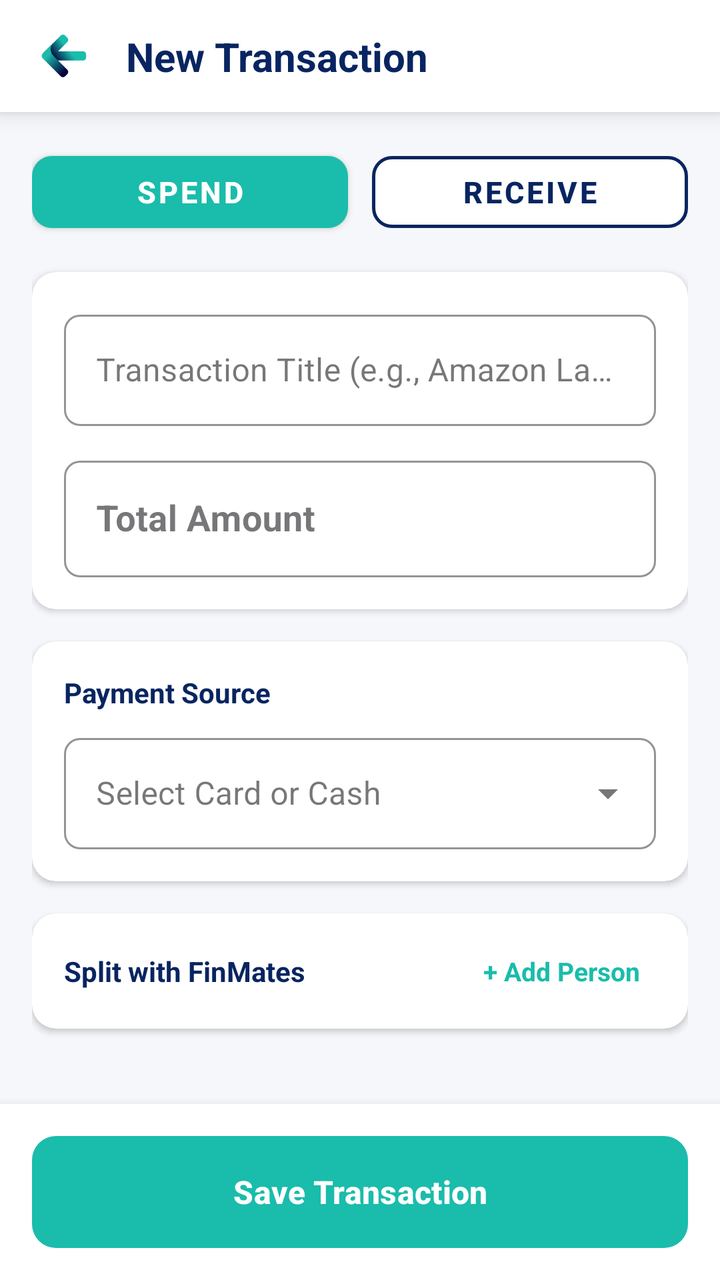
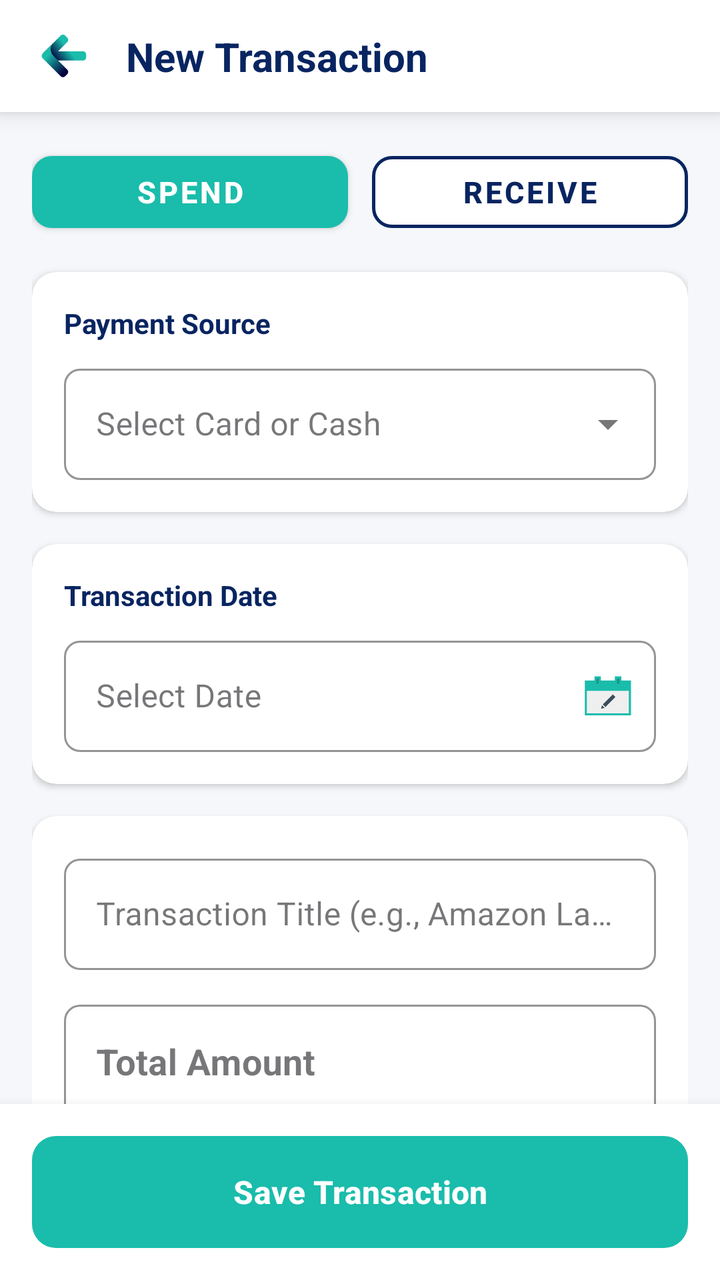

Before-and-after screenshots of an Android layout around one commit, followed by the original layout XML and the change that was made.
<!-- AndroidManifest.xml: application theme Theme.FinTrack -->
<!-- res/layout/activity_add_transaction.xml -->
<?xml version="1.0" encoding="utf-8"?>
<androidx.constraintlayout.widget.ConstraintLayout
    xmlns:android="http://schemas.android.com/apk/res/android"
    xmlns:app="http://schemas.android.com/apk/res-auto"
    xmlns:tools="http://schemas.android.com/tools"
    android:id="@+id/mainAddTransaction"
    android:layout_width="match_parent"
    android:layout_height="match_parent"
    android:background="#F5F7FA"
    tools:context=".AddTransactionActivity"
    tools:ignore="HardcodedText, ContentDescription">

    
    <androidx.constraintlayout.widget.ConstraintLayout
        android:id="@+id/topAppBarContainer"
        android:layout_width="match_parent"
        android:layout_height="wrap_content"
        android:background="#FFFFFF"
        android:elevation="6dp"
        android:paddingHorizontal="16dp"
        android:paddingTop="12dp"
        android:paddingBottom="12dp"
        app:layout_constraintEnd_toEndOf="parent"
        app:layout_constraintStart_toStartOf="parent"
        app:layout_constraintTop_toTopOf="parent">

        <ImageView
            android:id="@+id/ivBack"
            android:layout_width="32dp"
            android:layout_height="32dp"
            android:background="?attr/selectableItemBackgroundBorderless"
            android:padding="4dp"
            android:src="@drawable/back"
            app:layout_constraintBottom_toBottomOf="parent"
            app:layout_constraintStart_toStartOf="parent"
            app:layout_constraintTop_toTopOf="parent" />

        <TextView
            android:id="@+id/tvTransactionTitle"
            android:layout_width="wrap_content"
            android:layout_height="wrap_content"
            android:layout_marginStart="15dp"
            android:text="New Transaction"
            android:textColor="#082561"
            android:textSize="20sp"
            android:textStyle="bold"
            app:layout_constraintBottom_toBottomOf="parent"
            app:layout_constraintStart_toEndOf="@id/ivBack"
            app:layout_constraintTop_toTopOf="parent" />
    </androidx.constraintlayout.widget.ConstraintLayout>

    
    <androidx.core.widget.NestedScrollView
        android:layout_width="match_parent"
        android:layout_height="0dp"
        android:fillViewport="true"
        app:layout_constraintBottom_toTopOf="@+id/bottomSaveContainer"
        app:layout_constraintTop_toBottomOf="@+id/topAppBarContainer">

        <LinearLayout
            android:layout_width="match_parent"
            android:layout_height="wrap_content"
            android:orientation="vertical"
            android:padding="16dp">

            
            <LinearLayout
                android:layout_width="match_parent"
                android:layout_height="wrap_content"
                android:orientation="horizontal"
                android:weightSum="2"
                android:layout_marginBottom="16dp">

                <com.google.android.material.button.MaterialButton
                    android:id="@+id/btnTypeSpend"
                    style="@style/Widget.MaterialComponents.Button"
                    android:layout_width="0dp"
                    android:layout_height="48dp"
                    android:layout_weight="1"
                    android:layout_marginEnd="6dp"
                    android:text="Spend"
                    android:textColor="#FFFFFF"
                    android:textSize="15sp"
                    android:textStyle="bold"
                    app:backgroundTint="#1abcab"
                    app:cornerRadius="10dp"
                    app:elevation="0dp" />

                <com.google.android.material.button.MaterialButton
                    android:id="@+id/btnTypeReceive"
                    style="@style/Widget.MaterialComponents.Button.OutlinedButton"
                    android:layout_width="0dp"
                    android:layout_height="48dp"
                    android:layout_weight="1"
                    android:layout_marginStart="6dp"
                    android:text="Receive"
                    android:textColor="#082561"
                    android:textSize="15sp"
                    android:textStyle="bold"
                    app:backgroundTint="#FFFFFF"
                    app:strokeColor="#082561"
                    app:strokeWidth="1.5dp"
                    app:cornerRadius="10dp"
                    app:elevation="0dp" />

            </LinearLayout>

            
            <com.google.android.material.card.MaterialCardView
                android:layout_width="match_parent"
                android:layout_height="wrap_content"
                android:layout_marginBottom="16dp"
                app:cardBackgroundColor="#FFFFFF"
                app:cardCornerRadius="12dp"
                app:cardElevation="2dp"
                app:strokeWidth="0dp">

                <LinearLayout
                    android:layout_width="match_parent"
                    android:layout_height="wrap_content"
                    android:orientation="vertical"
                    android:padding="16dp">

                    <com.google.android.material.textfield.TextInputLayout
                        style="@style/Widget.MaterialComponents.TextInputLayout.OutlinedBox"
                        android:layout_width="match_parent"
                        android:layout_height="wrap_content"
                        android:layout_marginBottom="12dp"
                        android:hint="Transaction Title (e.g., Amazon Laptop)"
                        app:boxCornerRadiusBottomEnd="8dp"
                        app:boxCornerRadiusBottomStart="8dp"
                        app:boxCornerRadiusTopEnd="8dp"
                        app:boxCornerRadiusTopStart="8dp"
                        app:boxStrokeColor="#1abcab"
                        app:hintTextColor="#1abcab">

                        <com.google.android.material.textfield.TextInputEditText
                            android:id="@+id/etTransactionTitle"
                            android:layout_width="match_parent"
                            android:layout_height="wrap_content"
                            android:inputType="textCapWords"
                            android:textColor="#101828" />
                    </com.google.android.material.textfield.TextInputLayout>

                    <com.google.android.material.textfield.TextInputLayout
                        style="@style/Widget.MaterialComponents.TextInputLayout.OutlinedBox"
                        android:layout_width="match_parent"
                        android:layout_height="wrap_content"
                        android:hint="Total Amount"
                        app:prefixText="₹ "
                        app:prefixTextColor="#667085"
                        app:boxCornerRadiusBottomEnd="8dp"
                        app:boxCornerRadiusBottomStart="8dp"
                        app:boxCornerRadiusTopEnd="8dp"
                        app:boxCornerRadiusTopStart="8dp"
                        app:boxStrokeColor="#1abcab"
                        app:hintTextColor="#1abcab">

                        <com.google.android.material.textfield.TextInputEditText
                            android:id="@+id/etTotalAmount"
                            android:layout_width="match_parent"
                            android:layout_height="wrap_content"
                            android:inputType="numberDecimal"
                            android:textColor="#101828"
                            android:textSize="18sp"
                            android:textStyle="bold" />
                    </com.google.android.material.textfield.TextInputLayout>

                </LinearLayout>
            </com.google.android.material.card.MaterialCardView>

            
            <com.google.android.material.card.MaterialCardView
                android:id="@+id/cardPaymentSource"
                android:layout_width="match_parent"
                android:layout_height="wrap_content"
                android:layout_marginBottom="16dp"
                app:cardBackgroundColor="#FFFFFF"
                app:cardCornerRadius="12dp"
                app:cardElevation="2dp"
                app:strokeWidth="0dp">

                <LinearLayout
                    android:layout_width="match_parent"
                    android:layout_height="wrap_content"
                    android:orientation="vertical"
                    android:padding="16dp">

                    <TextView
                        android:layout_width="wrap_content"
                        android:layout_height="wrap_content"
                        android:layout_marginBottom="8dp"
                        android:text="Payment Source"
                        android:textColor="#082561"
                        android:textSize="14sp"
                        android:textStyle="bold" />

                    <com.google.android.material.textfield.TextInputLayout
                        style="@style/Widget.MaterialComponents.TextInputLayout.OutlinedBox.ExposedDropdownMenu"
                        android:layout_width="match_parent"
                        android:layout_height="wrap_content"
                        android:hint="Select Card or Cash"
                        app:boxCornerRadiusBottomEnd="8dp"
                        app:boxCornerRadiusBottomStart="8dp"
                        app:boxCornerRadiusTopEnd="8dp"
                        app:boxCornerRadiusTopStart="8dp"
                        app:boxStrokeColor="#1abcab"
                        app:hintTextColor="#1abcab">

                        <com.google.android.material.textfield.MaterialAutoCompleteTextView
                            android:id="@+id/spinPaymentSource"
                            android:layout_width="match_parent"
                            android:layout_height="wrap_content"
                            android:inputType="none"
                            android:popupBackground="@drawable/bg_rounded_popup"
                            android:textColor="#101828" />
                    </com.google.android.material.textfield.TextInputLayout>

                </LinearLayout>
            </com.google.android.material.card.MaterialCardView>

            
            <com.google.android.material.card.MaterialCardView
                android:id="@+id/cardSplitEngine"
                android:layout_width="match_parent"
                android:layout_height="wrap_content"
                android:layout_marginBottom="24dp"
                app:cardBackgroundColor="#FFFFFF"
                app:cardCornerRadius="12dp"
                app:cardElevation="2dp"
                app:strokeWidth="0dp">

                <LinearLayout
                    android:layout_width="match_parent"
                    android:layout_height="wrap_content"
                    android:orientation="vertical"
                    android:paddingHorizontal="16dp"
                    android:paddingTop="16dp"
                    android:paddingBottom="10dp">

                    <RelativeLayout
                        android:layout_width="match_parent"
                        android:layout_height="wrap_content"
                        android:layout_marginBottom="6dp">

                        <TextView
                            android:layout_width="wrap_content"
                            android:layout_height="wrap_content"
                            android:layout_centerVertical="true"
                            android:text="Split with FinMates"
                            android:textColor="#082561"
                            android:textSize="14sp"
                            android:textStyle="bold" />

                        <TextView
                            android:id="@+id/btnAddSplitFinMate"
                            android:layout_width="wrap_content"
                            android:layout_height="wrap_content"
                            android:layout_alignParentEnd="true"
                            android:layout_centerVertical="true"
                            android:background="?attr/selectableItemBackground"
                            android:clickable="true"
                            android:focusable="true"
                            android:paddingHorizontal="8dp"
                            android:paddingVertical="4dp"
                            android:text="+ Add Person"
                            android:textColor="#1abcab"
                            android:textSize="13sp"
                            android:textStyle="bold" />
                    </RelativeLayout>

                    
                    <LinearLayout
                        android:id="@+id/layoutSplitEngineContainer"
                        android:layout_width="match_parent"
                        android:layout_height="wrap_content"
                        android:orientation="vertical" />

                </LinearLayout>
            </com.google.android.material.card.MaterialCardView>

        </LinearLayout>
    </androidx.core.widget.NestedScrollView>

    
    <LinearLayout
        android:id="@+id/bottomSaveContainer"
        android:layout_width="match_parent"
        android:layout_height="wrap_content"
        android:background="#FFFFFF"
        android:elevation="8dp"
        android:padding="16dp"
        app:layout_constraintBottom_toBottomOf="parent">

        <com.google.android.material.button.MaterialButton
            android:id="@+id/btnSaveTransaction"
            android:layout_width="match_parent"
            android:layout_height="56dp"
            android:insetTop="0dp"
            android:insetBottom="0dp"
            android:text="Save Transaction"
            android:textColor="#FFFFFF"
            android:textSize="16sp"
            android:textStyle="bold"
            app:backgroundTint="#1abcab"
            app:cornerRadius="12dp" />
    </LinearLayout>

</androidx.constraintlayout.widget.ConstraintLayout>
<!-- resources referenced by this layout -->
<resources>
  <!-- drawable bg_rounded_popup (drawable) -->
  <?xml version="1.0" encoding="utf-8"?>
  <shape xmlns:android="http://schemas.android.com/apk/res/android"
      android:shape="rectangle">
  
      
      <solid android:color="#FFFFFF" />
  
      
      <corners android:radius="10dp" />
  
      
      <padding
          android:top="8dp"
          android:bottom="8dp" />
  
  </shape>
  <style name="Theme.FinTrack" parent="Base.Theme.FinTrack" />
  <style name="Base.Theme.FinTrack" parent="Theme.Material3.Light.NoActionBar">
          
          <item name="colorPrimary">#082561</item>
          <item name="colorSecondary">#1ABCAB</item>
  
          
          <item name="android:windowLightStatusBar">true</item>
          <item name="android:statusBarColor">#FFFFFF</item>
      </style>
  <!-- unchanged entries left out for length: 1 -->
</resources>

<!-- the commit's change to res/layout/activity_add_transaction.xml (unified diff, before → after) -->
@@ -51,6 +51,7 @@
 
     
     <androidx.core.widget.NestedScrollView
+        android:id="@+id/mainScrollView"
         android:layout_width="match_parent"
         android:layout_height="0dp"
         android:fillViewport="true"
@@ -107,6 +108,163 @@
 
             
             <com.google.android.material.card.MaterialCardView
+                android:id="@+id/cardPaymentSource"
+                android:layout_width="match_parent"
+                android:layout_height="wrap_content"
+                android:layout_marginBottom="16dp"
+                app:cardBackgroundColor="#FFFFFF"
+                app:cardCornerRadius="12dp"
+                app:cardElevation="2dp"
+                app:strokeWidth="0dp">
+
+                <LinearLayout
+                    android:layout_width="match_parent"
+                    android:layout_height="wrap_content"
+                    android:orientation="vertical"
+                    android:padding="16dp">
+
+                    <TextView
+                        android:id="@+id/tvPaymentSourceTitle"
+                        android:layout_width="wrap_content"
+                        android:layout_height="wrap_content"
+                        android:layout_marginBottom="8dp"
+                        android:text="Payment Source"
+                        android:textColor="#082561"
+                        android:textSize="14sp"
+                        android:textStyle="bold" />
+
+                    <com.google.android.material.textfield.TextInputLayout
+                        style="@style/Widget.MaterialComponents.TextInputLayout.OutlinedBox.ExposedDropdownMenu"
+                        android:layout_width="match_parent"
+                        android:layout_height="wrap_content"
+                        android:hint="Select Card or Cash"
+                        app:boxCornerRadiusBottomEnd="8dp"
+                        app:boxCornerRadiusBottomStart="8dp"
+                        app:boxCornerRadiusTopEnd="8dp"
+                        app:boxCornerRadiusTopStart="8dp"
+                        app:boxStrokeColor="#1abcab"
+                        app:hintTextColor="#1abcab">
+
+                        <com.google.android.material.textfield.MaterialAutoCompleteTextView
+                            android:id="@+id/spinPaymentSource"
+                            android:layout_width="match_parent"
+                            android:layout_height="wrap_content"
+                            android:inputType="none"
+                            android:popupBackground="@drawable/bg_rounded_popup"
+                            android:textColor="#101828" />
+                    </com.google.android.material.textfield.TextInputLayout>
+
+                </LinearLayout>
+            </com.google.android.material.card.MaterialCardView>
+
+            
+            <com.google.android.material.card.MaterialCardView
+                android:id="@+id/cardReceivePerson"
+                android:layout_width="match_parent"
+                android:layout_height="wrap_content"
+                android:layout_marginBottom="16dp"
+                android:visibility="gone"
+                app:cardBackgroundColor="#FFFFFF"
+                app:cardCornerRadius="12dp"
+                app:cardElevation="2dp"
+                app:strokeWidth="0dp">
+
+                <LinearLayout
+                    android:layout_width="match_parent"
+                    android:layout_height="wrap_content"
+                    android:orientation="vertical"
+                    android:padding="16dp">
+
+                    <TextView
+                        android:layout_width="wrap_content"
+                        android:layout_height="wrap_content"
+                        android:layout_marginBottom="8dp"
+                        android:text="Select Person Settling Up"
+                        android:textColor="#082561"
+                        android:textSize="14sp"
+                        android:textStyle="bold" />
+
+                    <com.google.android.material.textfield.TextInputLayout
+                        style="@style/Widget.MaterialComponents.TextInputLayout.OutlinedBox.ExposedDropdownMenu"
+                        android:layout_width="match_parent"
+                        android:layout_height="wrap_content"
+                        android:hint="Choose FinMate"
+                        app:boxCornerRadiusBottomEnd="8dp"
+                        app:boxCornerRadiusBottomStart="8dp"
+                        app:boxCornerRadiusTopEnd="8dp"
+                        app:boxCornerRadiusTopStart="8dp"
+                        app:boxStrokeColor="#1abcab"
+                        app:hintTextColor="#1abcab">
+
+                        <com.google.android.material.textfield.MaterialAutoCompleteTextView
+                            android:id="@+id/spinReceivePerson"
+                            android:layout_width="match_parent"
+                            android:layout_height="wrap_content"
+                            android:inputType="none"
+                            android:popupBackground="@drawable/bg_rounded_popup"
+                            android:textColor="#101828" />
+                    </com.google.android.material.textfield.TextInputLayout>
+
+                </LinearLayout>
+            </com.google.android.material.card.MaterialCardView>
+
+            
+            <com.google.android.material.card.MaterialCardView
+                android:layout_width="match_parent"
+                android:layout_height="wrap_content"
+                android:layout_marginBottom="16dp"
+                app:cardBackgroundColor="#FFFFFF"
+                app:cardCornerRadius="12dp"
+                app:cardElevation="2dp"
+                app:strokeWidth="0dp">
+
+                <LinearLayout
+                    android:layout_width="match_parent"
+                    android:layout_height="wrap_content"
+                    android:orientation="vertical"
+                    android:padding="16dp">
+
+                    <TextView
+                        android:layout_width="wrap_content"
+                        android:layout_height="wrap_content"
+                        android:layout_marginBottom="8dp"
+                        android:text="Transaction Date"
+                        android:textColor="#082561"
+                        android:textSize="14sp"
+                        android:textStyle="bold" />
+
+                    <com.google.android.material.textfield.TextInputLayout
+                        style="@style/Widget.MaterialComponents.TextInputLayout.OutlinedBox"
+                        android:layout_width="match_parent"
+                        android:layout_height="wrap_content"
+                        app:boxCornerRadiusBottomEnd="8dp"
+                        app:boxCornerRadiusBottomStart="8dp"
+                        app:boxCornerRadiusTopEnd="8dp"
+                        app:boxCornerRadiusTopStart="8dp"
+                        app:boxStrokeColor="#1abcab"
+                        app:hintTextColor="#1abcab"
+                        app:endIconMode="custom"
+                        app:endIconDrawable="@drawable/calendar"
+                        app:endIconTint="@null">
+
+                        <com.google.android.material.textfield.TextInputEditText
+                            android:id="@+id/etTransactionDate"
+                            android:layout_width="match_parent"
+                            android:layout_height="wrap_content"
+                            android:focusable="true"
+                            android:focusableInTouchMode="false"
+                            android:clickable="true"
+                            android:cursorVisible="false"
+                            android:hint="Select Date"
+                            android:textColor="#101828"
+                            android:textSize="16sp" />
+                    </com.google.android.material.textfield.TextInputLayout>
+
+                </LinearLayout>
+            </com.google.android.material.card.MaterialCardView>
+
+            
+            <com.google.android.material.card.MaterialCardView
                 android:layout_width="match_parent"
                 android:layout_height="wrap_content"
                 android:layout_marginBottom="16dp"
@@ -164,56 +322,6 @@
                             android:textColor="#101828"
                             android:textSize="18sp"
                             android:textStyle="bold" />
-                    </com.google.android.material.textfield.TextInputLayout>
-
-                </LinearLayout>
-            </com.google.android.material.card.MaterialCardView>
-
-            
-            <com.google.android.material.card.MaterialCardView
-                android:id="@+id/cardPaymentSource"
-                android:layout_width="match_parent"
-                android:layout_height="wrap_content"
-                android:layout_marginBottom="16dp"
-                app:cardBackgroundColor="#FFFFFF"
-                app:cardCornerRadius="12dp"
-                app:cardElevation="2dp"
-                app:strokeWidth="0dp">
-
-                <LinearLayout
-                    android:layout_width="match_parent"
-                    android:layout_height="wrap_content"
-                    android:orientation="vertical"
-                    android:padding="16dp">
-
-                    <TextView
-                        android:layout_width="wrap_content"
-                        android:layout_height="wrap_content"
-                        android:layout_marginBottom="8dp"
-                        android:text="Payment Source"
-                        android:textColor="#082561"
-                        android:textSize="14sp"
-                        android:textStyle="bold" />
-
-                    <com.google.android.material.textfield.TextInputLayout
-                        style="@style/Widget.MaterialComponents.TextInputLayout.OutlinedBox.ExposedDropdownMenu"
-                        android:layout_width="match_parent"
-                        android:layout_height="wrap_content"
-                        android:hint="Select Card or Cash"
-                        app:boxCornerRadiusBottomEnd="8dp"
-                        app:boxCornerRadiusBottomStart="8dp"
-                        app:boxCornerRadiusTopEnd="8dp"
-                        app:boxCornerRadiusTopStart="8dp"
-                        app:boxStrokeColor="#1abcab"
-                        app:hintTextColor="#1abcab">
-
-                        <com.google.android.material.textfield.MaterialAutoCompleteTextView
-                            android:id="@+id/spinPaymentSource"
-                            android:layout_width="match_parent"
-                            android:layout_height="wrap_content"
-                            android:inputType="none"
-                            android:popupBackground="@drawable/bg_rounded_popup"
-                            android:textColor="#101828" />
                     </com.google.android.material.textfield.TextInputLayout>
 
                 </LinearLayout>
@@ -269,13 +377,114 @@
                             android:textStyle="bold" />
                     </RelativeLayout>
 
+                    <LinearLayout
+                        android:id="@+id/layoutSplitEngineContainer"
+                        android:layout_width="match_parent"
+                        android:layout_height="wrap_content"
+                        android:orientation="vertical" />
+
+                </LinearLayout>
+            </com.google.android.material.card.MaterialCardView>
+
+            
+            <com.google.android.material.card.MaterialCardView
+                android:id="@+id/cardReceiveUnpaidList"
+                android:layout_width="match_parent"
+                android:layout_height="wrap_content"
+                android:layout_marginBottom="16dp"
+                android:visibility="gone"
+                app:cardBackgroundColor="#FFFFFF"
+                app:cardCornerRadius="12dp"
+                app:cardElevation="2dp"
+                app:strokeWidth="0dp">
+
+                <LinearLayout
+                    android:layout_width="match_parent"
+                    android:layout_height="wrap_content"
+                    android:orientation="vertical"
+                    android:padding="16dp">
+
+                    <TextView
+                        android:layout_width="wrap_content"
+                        android:layout_height="wrap_content"
+                        android:layout_marginBottom="12dp"
+                        android:text="Select Dues Being Paid"
+                        android:textColor="#082561"
+                        android:textSize="14sp"
+                        android:textStyle="bold" />
+
+                    <TextView
+                        android:id="@+id/tvNoUnpaidTx"
+                        android:layout_width="match_parent"
+                        android:layout_height="wrap_content"
+                        android:gravity="center"
+                        android:paddingVertical="12dp"
+                        android:text="No unpaid dues found for this person."
+                        android:textColor="#949494"
+                        android:textSize="14sp"
+                        android:visibility="gone" />
+
                     
                     <LinearLayout
-                        android:id="@+id/layoutSplitEngineContainer"
+                        android:id="@+id/layoutUnpaidTransactionsContainer"
                         android:layout_width="match_parent"
                         android:layout_height="wrap_content"
                         android:orientation="vertical" />
 
+                </LinearLayout>
+            </com.google.android.material.card.MaterialCardView>
+
+            
+            <com.google.android.material.card.MaterialCardView
+                android:id="@+id/cardReceiveAdvance"
+                android:layout_width="match_parent"
+                android:layout_height="wrap_content"
+                android:layout_marginBottom="24dp"
+                android:visibility="gone"
+                app:cardBackgroundColor="#E8F5E9"
+                app:cardCornerRadius="12dp"
+                app:cardElevation="0dp"
+                app:strokeWidth="1dp"
+                app:strokeColor="#388E3C">
+
+                <LinearLayout
+                    android:layout_width="match_parent"
+                    android:layout_height="wrap_content"
+                    android:orientation="horizontal"
+                    android:padding="16dp"
+                    android:gravity="center_vertical">
+
+                    <ImageView
+                        android:id="@+id/ivAdvanceIcon"
+                        android:layout_width="24dp"
+                        android:layout_height="24dp"
+                        android:src="@drawable/rupee"
+                        app:tint="#388E3C"
+                        tools:ignore="ContentDescription" />
+
+                    <LinearLayout
+                        android:layout_width="match_parent"
+                        android:layout_height="wrap_content"
+                        android:orientation="vertical"
+                        android:layout_marginStart="12dp">
+
+                        <TextView
+                            android:id="@+id/tvAdvanceTitle"
+                            android:layout_width="wrap_content"
+                            android:layout_height="wrap_content"
+                            android:text="Advance / Credit"
+                            android:textColor="#388E3C"
+                            android:textSize="14sp"
+                            android:textStyle="bold" />
+
+                        <TextView
+                            android:id="@+id/tvAdvanceAmount"
+                            android:layout_width="wrap_content"
+                            android:layout_height="wrap_content"
+                            android:text="₹0.00 will be added as advance"
+                            android:textColor="#2E7D32"
+                            android:textSize="13sp" />
+                    </LinearLayout>
                 </LinearLayout>
             </com.google.android.material.card.MaterialCardView>
 
<!-- resource entries referenced after the edit -->
@@ -17,6 +17,38 @@
           android:bottom="8dp" />
   
   </shape>
+  <!-- drawable calendar: vector/xml drawable (drawable, 2219 chars, omitted) -->
+  <!-- drawable rupee (drawable) -->
+  <vector xmlns:android="http://schemas.android.com/apk/res/android"
+      android:width="24dp"
+      android:height="24dp"
+      android:viewportWidth="256"
+      android:viewportHeight="256">
+    <path
+        android:pathData="M59.92,9.16l135.16,0l0,31.56l-135.16,0z"
+        android:strokeLineJoin="miter"
+        android:strokeWidth="2.63"
+        android:fillColor="#082561"
+        android:fillType="nonZero"
+        android:strokeColor="#00000000"
+        android:strokeLineCap="butt"/>
+    <path
+        android:pathData="M59.92,62.4l135.16,0l0,31.56l-135.16,0z"
+        android:strokeLineJoin="miter"
+        android:strokeWidth="2.63"
+        android:fillColor="#082561"
+        android:fillType="nonZero"
+        android:strokeColor="#00000000"
+        android:strokeLineCap="butt"/>
+    <path
+        android:pathData="M177.06,78.18C177.06,40.12 146.1,9.16 108.05,9.16L59.93,9.16l0,31.56l48.11,0c20.65,0 37.45,16.8 37.45,37.45s-16.8,37.45 -37.45,37.45L59.93,115.63l0,40.01L135.19,245.86l23.95,-20.55L94.27,147.19l13.78,0C146.1,147.19 177.06,116.23 177.06,78.18z"
+        android:strokeLineJoin="miter"
+        android:strokeWidth="2.63"
+        android:fillColor="#082561"
+        android:fillType="nonZero"
+        android:strokeColor="#00000000"
+        android:strokeLineCap="butt"/>
+  </vector>
   <style name="Theme.FinTrack" parent="Base.Theme.FinTrack" />
   <style name="Base.Theme.FinTrack" parent="Theme.Material3.Light.NoActionBar">
           
